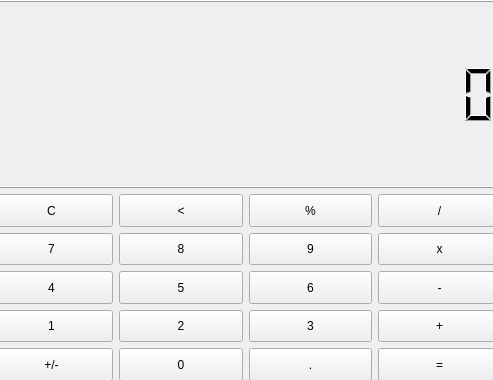
Old version of the form mainwindow.ui in the repository kurotkin/qtcalc.
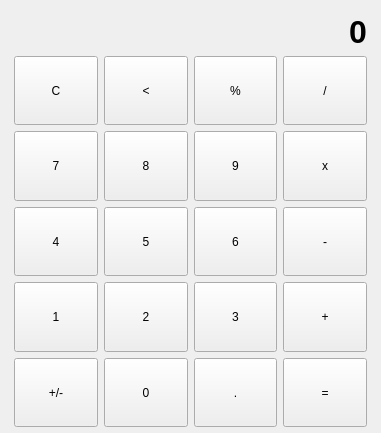
New version of the form.

Commit message: Добавлена логика

The edit to the form file:
```diff
--- a/mainwindow.ui
+++ b/mainwindow.ui
@@ -6,39 +6,50 @@
    <rect>
     <x>0</x>
     <y>0</y>
-    <width>493</width>
-    <height>380</height>
+    <width>381</width>
+    <height>433</height>
    </rect>
   </property>
   <property name="windowTitle">
    <string>MainWindow</string>
   </property>
   <widget class="QWidget" name="centralwidget">
-   <widget class="QWidget" name="layoutWidget">
+   <widget class="QWidget" name="">
     <property name="geometry">
      <rect>
-      <x>-10</x>
-      <y>0</y>
-      <width>511</width>
-      <height>381</height>
+      <x>10</x>
+      <y>10</y>
+      <width>361</width>
+      <height>421</height>
      </rect>
     </property>
     <layout class="QVBoxLayout" name="verticalLayout">
+     <property name="leftMargin">
+      <number>4</number>
+     </property>
+     <property name="topMargin">
+      <number>4</number>
+     </property>
+     <property name="rightMargin">
+      <number>4</number>
+     </property>
+     <property name="bottomMargin">
+      <number>4</number>
+     </property>
      <item>
-      <widget class="QLCDNumber" name="lcdNumber">
-       <property name="sizePolicy">
-        <sizepolicy hsizetype="Expanding" vsizetype="Expanding">
-         <horstretch>0</horstretch>
-         <verstretch>0</verstretch>
-        </sizepolicy>
-       </property>
+      <widget class="QLabel" name="displayView">
        <property name="font">
         <font>
-         <pointsize>18</pointsize>
+         <pointsize>24</pointsize>
+         <weight>75</weight>
+         <bold>true</bold>
         </font>
        </property>
-       <property name="digitCount">
-        <number>16</number>
+       <property name="text">
+        <string>0</string>
+       </property>
+       <property name="alignment">
+        <set>Qt::AlignRight|Qt::AlignTrailing|Qt::AlignVCenter</set>
        </property>
       </widget>
      </item>
```
Left out of the diff: 234 changed lines with no effect on the pictures. The commit also changes 2 other files.
